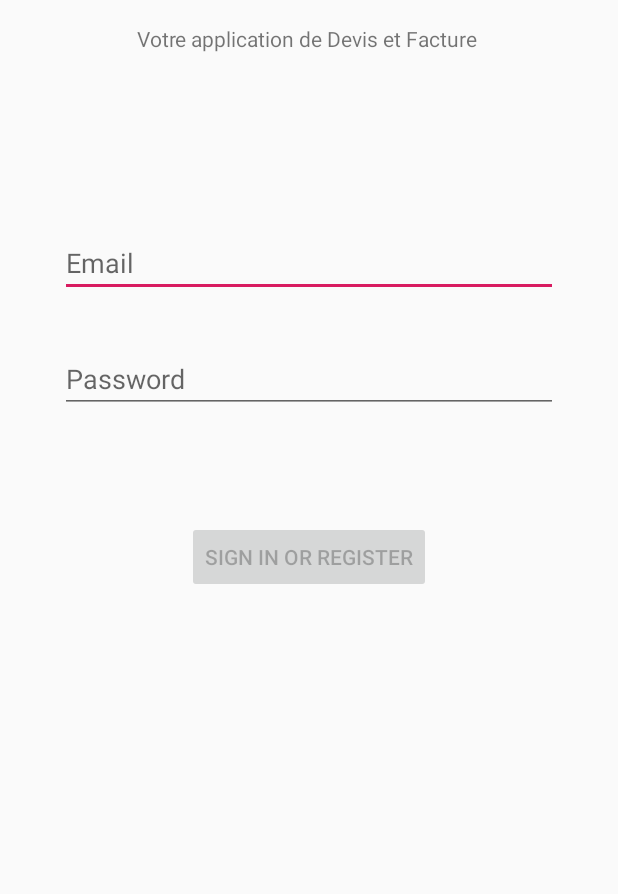
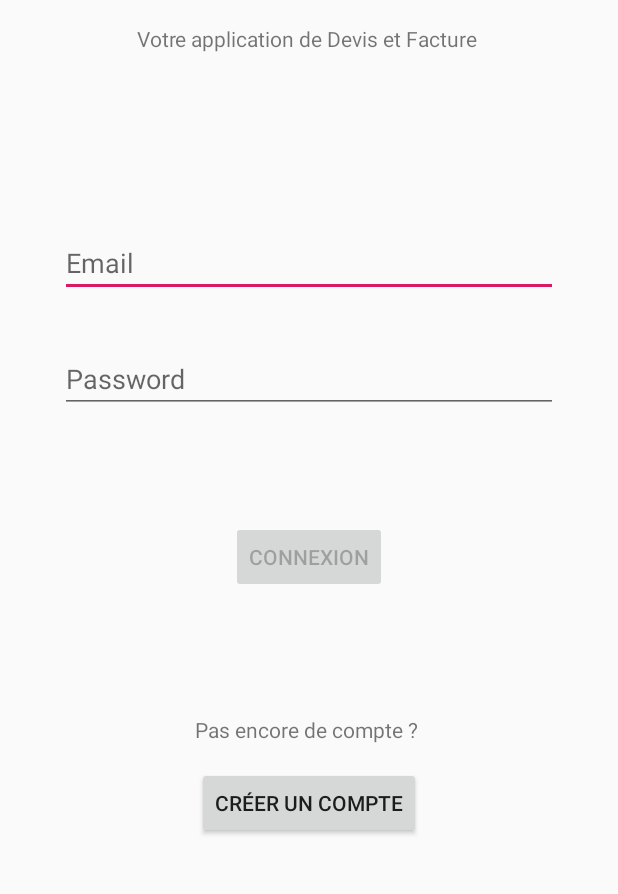
Before and after one commit to L-T45/XFactories, an Android app: the screen it shows after launch (LoginActivity), on a phone screen of 412 x 824 dp, the part 185-1079 px from its top. Run offline under Robolectric (Android 15) with nearby library versions, the phone set to English and light mode, and no system bars.

Commit message:
first commit ossature

```diff
--- a/app/src/main/res/layout/activity_login.xml
+++ b/app/src/main/res/layout/activity_login.xml
@@ -54,12 +54,13 @@
         android:layout_marginEnd="48dp"
         android:layout_marginBottom="64dp"
         android:enabled="false"
-        android:text="@string/action_sign_in"
+        android:text="Connexion"
         app:layout_constraintBottom_toBottomOf="parent"
         app:layout_constraintEnd_toEndOf="parent"
         app:layout_constraintStart_toStartOf="parent"
         app:layout_constraintTop_toBottomOf="@+id/password"
-        app:layout_constraintVertical_bias="0.2" />
+        app:layout_constraintVertical_bias="0.2"
+        tools:text="Connexion" />
 
     <ProgressBar
         android:id="@+id/loading"
@@ -96,4 +97,25 @@
         app:layout_constraintEnd_toEndOf="parent"
         app:layout_constraintStart_toStartOf="parent"
         app:layout_constraintTop_toBottomOf="@+id/textView" />
+
+    <Button
+        android:id="@+id/button2"
+        android:layout_width="wrap_content"
+        android:layout_height="wrap_content"
+        android:layout_marginBottom="125dp"
+        android:text="Créer un compte"
+        app:layout_constraintBottom_toBottomOf="parent"
+        app:layout_constraintEnd_toEndOf="parent"
+        app:layout_constraintStart_toStartOf="parent" />
+
+    <TextView
+        android:id="@+id/textView3"
+        android:layout_width="wrap_content"
+        android:layout_height="wrap_content"
+        android:layout_marginBottom="15dp"
+        android:text="Pas encore de compte ? "
+        app:layout_constraintBottom_toTopOf="@+id/button2"
+        app:layout_constraintEnd_toEndOf="parent"
+        app:layout_constraintStart_toStartOf="parent" />
+
 </androidx.constraintlayout.widget.ConstraintLayout>
```
